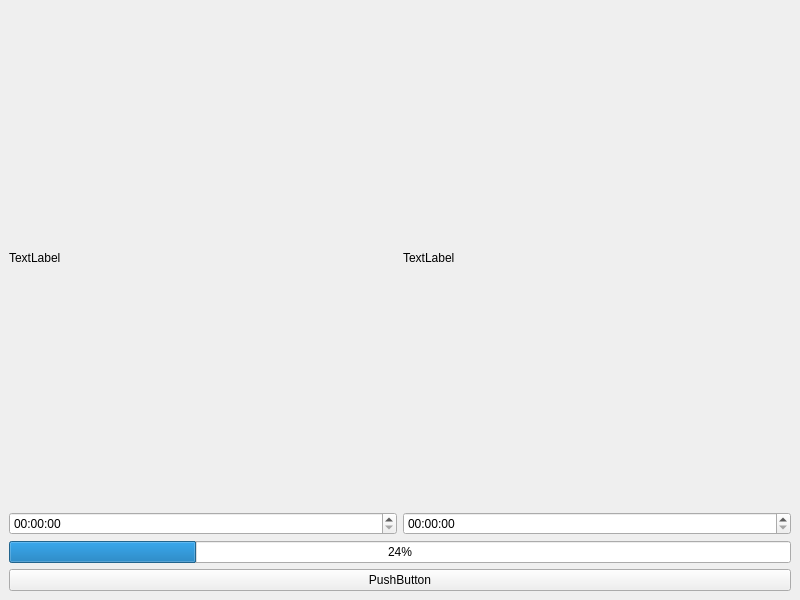
Old version of the form addsleepwindow.ui in the repository S-VIN/sleepingDiary.
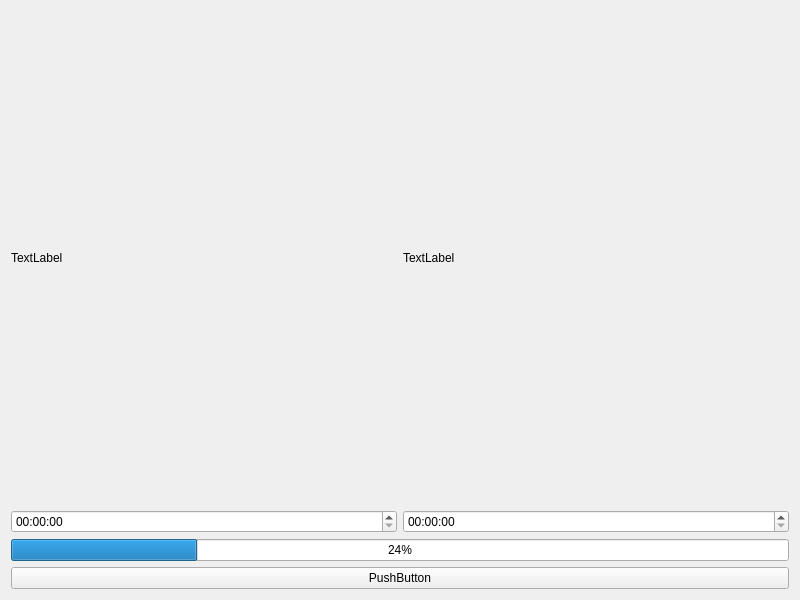
New version of the form.

What changed in the file:
```diff
--- a/addsleepwindow.ui
+++ b/addsleepwindow.ui
@@ -1,7 +1,7 @@
 <?xml version="1.0" encoding="UTF-8"?>
 <ui version="4.0">
  <class>AddSleepWindow</class>
- <widget class="QMainWindow" name="AddSleepWindow">
+ <widget class="QWidget" name="AddSleepWindow">
   <property name="geometry">
    <rect>
     <x>0</x>
@@ -13,7 +13,8 @@
   <property name="windowTitle">
    <string>MainWindow</string>
   </property>
-  <widget class="QWidget" name="centralwidget">
+  <layout class="QVBoxLayout" name="verticalLayout_5">
+   <item>
    <layout class="QVBoxLayout" name="verticalLayout_2">
     <item>
      <layout class="QVBoxLayout" name="verticalLayout">
@@ -66,7 +67,8 @@
      </layout>
     </item>
    </layout>
-  </widget>
+   </item>
+  </layout>
  </widget>
  <resources/>
  <connections/>
```
Lines whose indentation alone changed are shown as unchanged.
